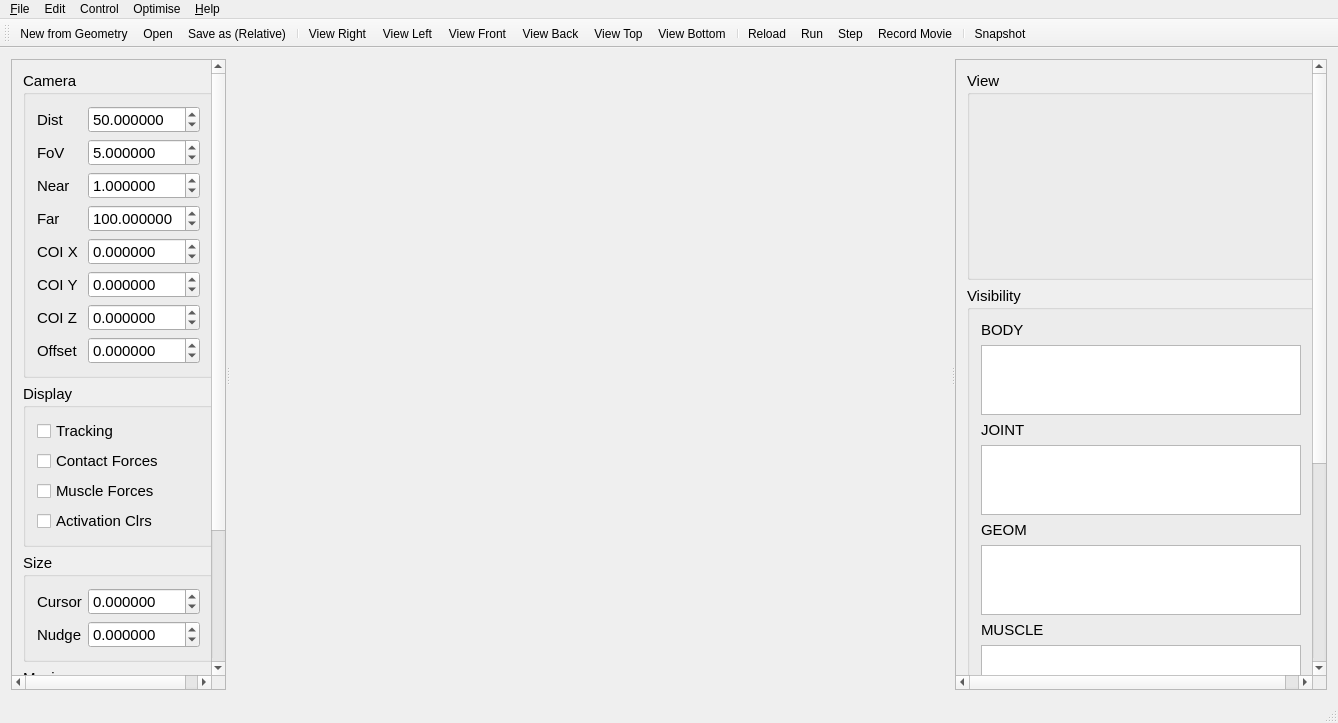
Old version of the form GaitSymQt/MainWindow.ui in the repository wol101/GaitSym_2017.
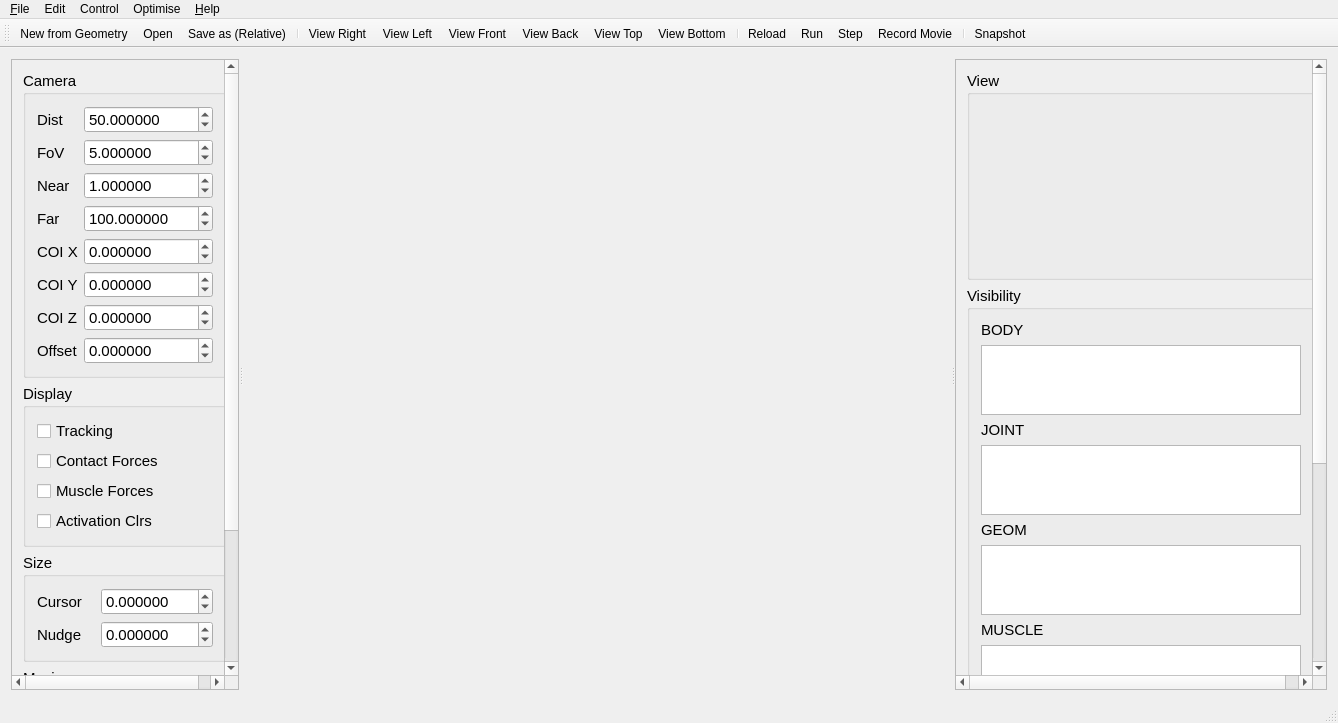
New version of the form. Icons and pictures are not drawn. Custom widgets are drawn as their Qt base class.

The edit to the form file:
```diff
--- a/GaitSymQt/MainWindow.ui
+++ b/GaitSymQt/MainWindow.ui
@@ -42,8 +42,8 @@
          <rect>
           <x>0</x>
           <y>0</y>
-          <width>202</width>
-          <height>742</height>
+          <width>170</width>
+          <height>633</height>
          </rect>
         </property>
         <layout class="QGridLayout" name="gridLayout_10">
@@ -85,7 +85,7 @@
                <double>0.000001000000000</double>
               </property>
               <property name="maximum">
-               <double>999.000000000000000</double>
+               <double>99999.000000000000000</double>
               </property>
               <property name="value">
                <double>50.000000000000000</double>
@@ -145,7 +145,7 @@
                <double>0.010000000000000</double>
               </property>
               <property name="maximum">
-               <double>179.000000000000000</double>
+               <double>89.000000000000000</double>
               </property>
               <property name="singleStep">
                <double>0.100000000000000</double>
@@ -188,10 +188,10 @@
                <number>6</number>
               </property>
               <property name="minimum">
-               <double>-999.000000000000000</double>
+               <double>-99999.000000000000000</double>
               </property>
               <property name="maximum">
-               <double>999.000000000000000</double>
+               <double>99999.000000000000000</double>
               </property>
               <property name="singleStep">
                <double>0.100000000000000</double>
@@ -231,10 +231,10 @@
                <number>6</number>
               </property>
               <property name="minimum">
-               <double>-999.000000000000000</double>
+               <double>-99999.000000000000000</double>
               </property>
               <property name="maximum">
-               <double>999.000000000000000</double>
+               <double>99999.000000000000000</double>
               </property>
               <property name="singleStep">
                <double>0.100000000000000</double>
@@ -274,10 +274,10 @@
                <number>6</number>
               </property>
               <property name="minimum">
-               <double>-999.000000000000000</double>
+               <double>-99999.000000000000000</double>
               </property>
               <property name="maximum">
-               <double>999.000000000000000</double>
+               <double>99999.000000000000000</double>
               </property>
               <property name="singleStep">
                <double>0.100000000000000</double>
@@ -293,7 +293,7 @@
                <double>0.000001000000000</double>
               </property>
               <property name="maximum">
-               <double>999.000000000000000</double>
+               <double>99999.000000000000000</double>
               </property>
               <property name="value">
                <double>1.000000000000000</double>
@@ -321,7 +321,7 @@
                <double>0.000001000000000</double>
               </property>
               <property name="maximum">
-               <double>999.000000000000000</double>
+               <double>99999.000000000000000</double>
               </property>
               <property name="value">
                <double>100.000000000000000</double>
@@ -361,10 +361,10 @@
                <number>6</number>
               </property>
               <property name="minimum">
-               <double>-999.000000000000000</double>
+               <double>-99999.000000000000000</double>
               </property>
               <property name="maximum">
-               <double>999.000000000000000</double>
+               <double>99999.000000000000000</double>
               </property>
               <property name="singleStep">
                <double>0.100000000000000</double>
```
Left out of the diff: 16 changed lines with no effect on the pictures.
